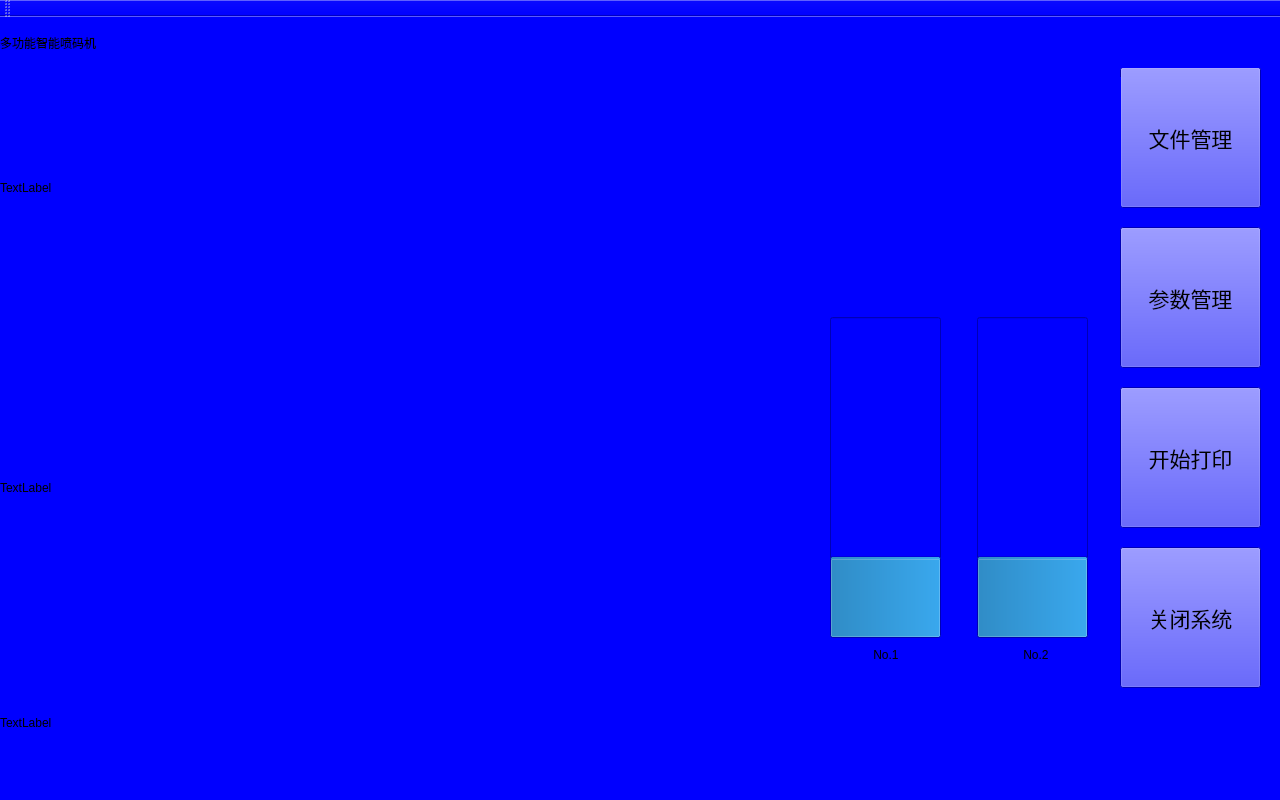
The window that HighResolutionPrinter/mainwindow.ui (dxphmj/TwoCharPrinter) describes before a commit, drawn with Qt 5.
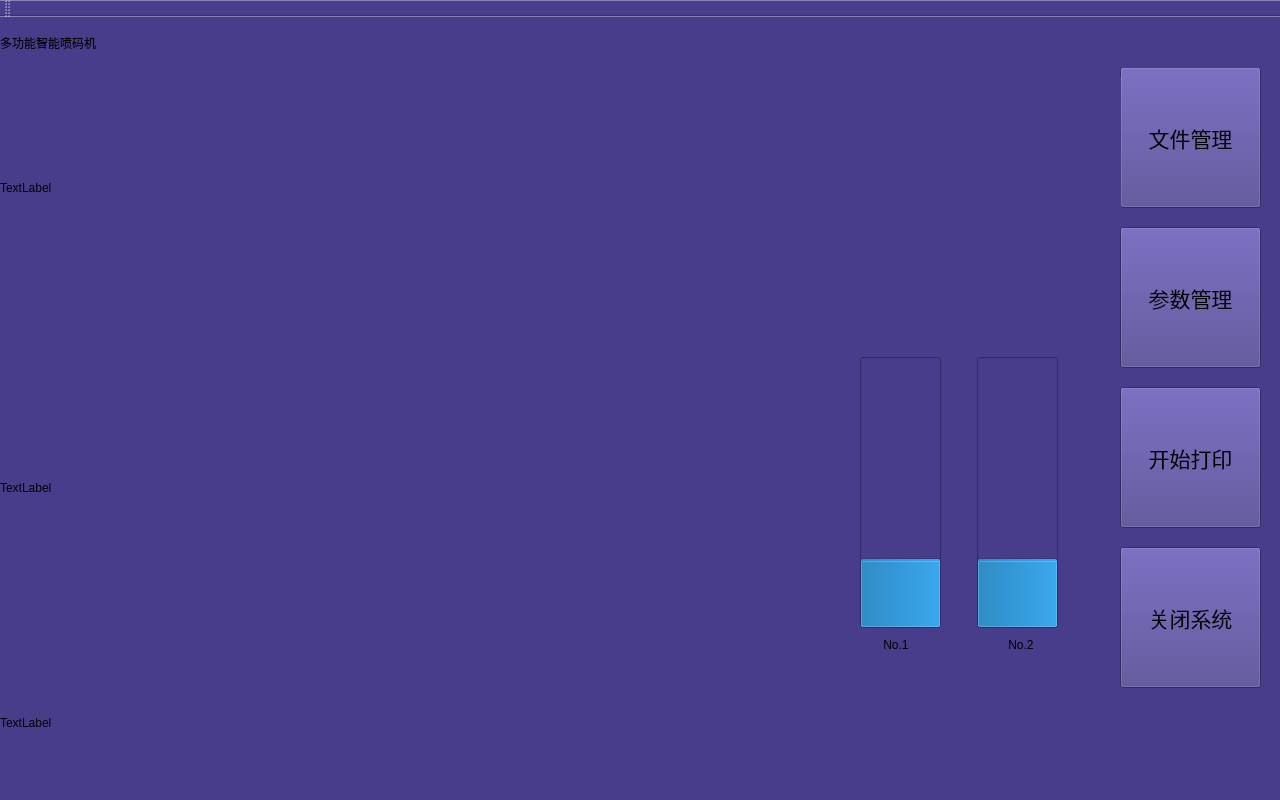
The same window after the commit. Icons and pictures are not drawn.

The edit to the form file:
```diff
--- a/HighResolutionPrinter/mainwindow.ui
+++ b/HighResolutionPrinter/mainwindow.ui
@@ -14,7 +14,7 @@
    <string>MainWindow</string>
   </property>
   <property name="styleSheet">
-   <string notr="true">background-color: rgb(0, 0, 255);</string>
+   <string notr="true">background-color: rgb(72,61, 139);</string>
   </property>
   <widget class="QWidget" name="centralWidget">
    <widget class="QPushButton" name="fileManageBut">
@@ -187,10 +187,10 @@
    <widget class="QProgressBar" name="print1Prog">
     <property name="geometry">
      <rect>
-      <x>830</x>
-      <y>300</y>
-      <width>111</width>
-      <height>321</height>
+      <x>860</x>
+      <y>340</y>
+      <width>81</width>
+      <height>271</height>
      </rect>
     </property>
     <property name="value">
@@ -204,9 +204,9 @@
     <property name="geometry">
      <rect>
       <x>977</x>
-      <y>300</y>
-      <width>111</width>
-      <height>321</height>
+      <y>340</y>
+      <width>81</width>
+      <height>271</height>
      </rect>
     </property>
     <property name="value">
@@ -219,8 +219,8 @@
    <widget class="QLabel" name="No1Lab">
     <property name="geometry">
      <rect>
-      <x>850</x>
-      <y>630</y>
+      <x>860</x>
+      <y>620</y>
       <width>72</width>
       <height>15</height>
      </rect>
@@ -235,8 +235,8 @@
    <widget class="QLabel" name="No2Lab">
     <property name="geometry">
      <rect>
-      <x>1000</x>
-      <y>630</y>
+      <x>985</x>
+      <y>620</y>
       <width>72</width>
       <height>15</height>
      </rect>
```
